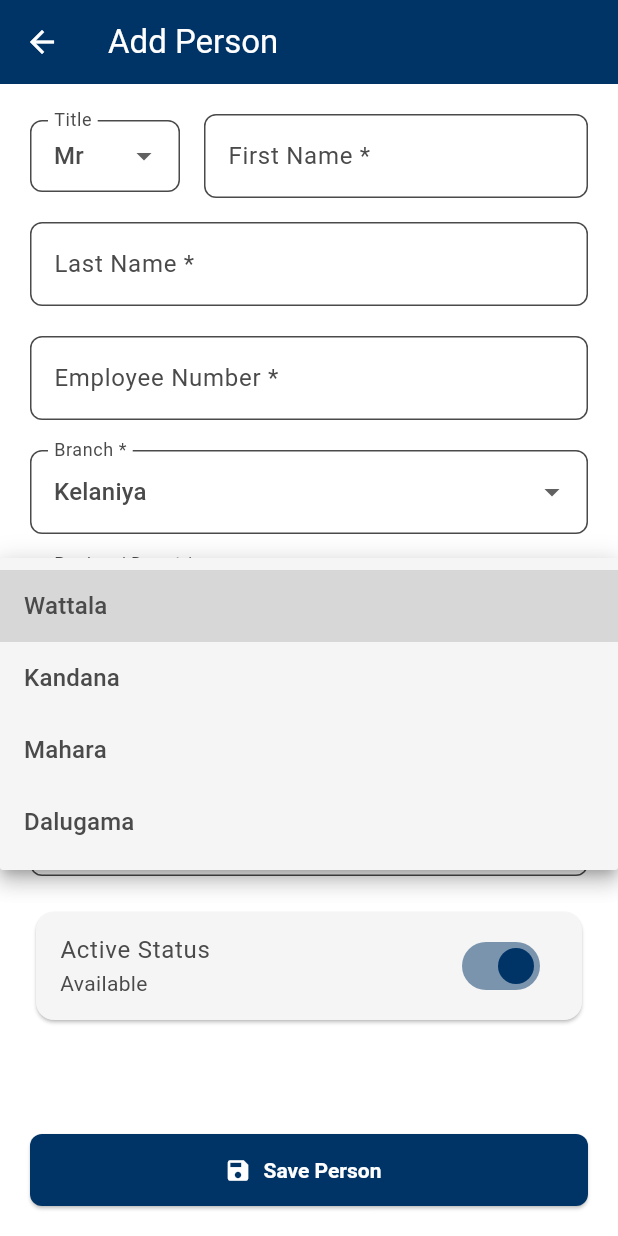
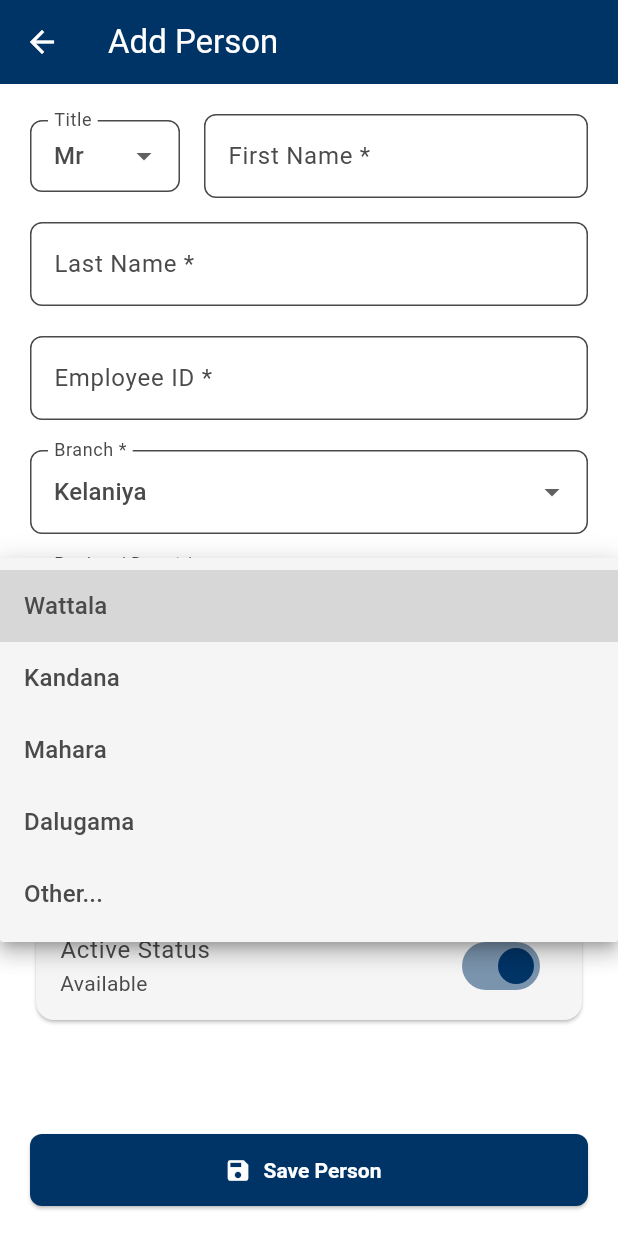
Before and after one commit to WimukthiPWijerathne/Docket_tracker, a Flutter app: the AddPersonPage screen opened directly, after a tap on "Select depot", on a phone screen of 412 x 824 dp. Run offline on Flutter 3.47's test engine with Material 3 defaults, Android fonts, the light colour scheme and no system bars; our stand-ins replace cached_network_image, camera, flutter_image_compress, image_picker, shimmer.

Commit message:
new updates in add person

```diff
--- a/lib/pages/staffManagement/addStaff/addPerson.dart
+++ b/lib/pages/staffManagement/addStaff/addPerson.dart
@@ -6,8 +6,19 @@ const List<String> kDesignations = [
   'Admin', 'CE', 'SEE', 'EE', 'TO', 'CSS', 'RO', 'Technician'
 ];
 
+const Map<String, String> kDesignationAccessLevels = {
+  'Admin': '1',
+  'CE': '2',
+  'SEE': '3',
+  'EE': '4',
+  'TO': '5',
+  'CSS': '6',
+  'RO': '7',
+  'Technician': '8',
+};
+
 const List<String> kBranches = [
-  'HQ',
+  'Head Office',
   'Kotte',
   'Nugegoda',
   'Moratuwa',
@@ -19,14 +30,14 @@ const List<String> kBranches = [
 ];
 
 final Map<String, List<String>> kBranchDepots = {
-  'Kelaniya': ['Wattala', 'Kandana', 'Mahara', 'Dalugama'],
-  'Kotte': ['Depot 1', 'Depot 2', 'Depot 3'],
-  'Nugegoda': ['Depot 4', 'Depot 5'],
-  'Moratuwa': ['Depot 6', 'Depot 7'],
-  'Kalutara': ['Depot 8', 'Depot 9'],
-  'Negombo': ['Depot 10', 'Depot 11'],
-  'Galle': ['Depot 12', 'Depot 13'],
-  'HQ': ['Head Office'],
+  'Kelaniya': ['Wattala', 'Kandana', 'Mahara', 'Dalugama','Other'],
+  'Kotte': ['Pitakotte', 'Kolonnawa', 'Kotikawatta','Other'],
+  'Nugegoda': ['Boralesgamuwa', 'Nugegoda','Maharagama','Other'],
+  'Moratuwa': ['Moratuwa North', 'Moratuwa South','Keselwatta','Panadura','Koralawella','Other'],
+  'Kalutara': ['Payagala', 'Kalutara','Aluthgama','Other'],
+  'Negombo': ['Negambo', 'Seeduwa','Ja-Ela','Other'],
+  'Galle': ['Ambalangoda', 'Hikkaduwa','Galle','Other'],
+  'Head Office': ['Head Office'],
 };
 
 class AddPersonPage extends StatefulWidget {
@@ -47,15 +58,65 @@ class _AddPersonPageState extends State<AddPersonPage> {
   String _salutation = 'Mr';
   final _empNo = TextEditingController();
   final _uuid = TextEditingController();
+  final _accessLevelController = TextEditingController(text: kDesignationAccessLevels['Technician']);
 
   String _designation = 'Technician';
-  String _accessLevel = '7';
+  String get _accessLevel => _accessLevelController.text;
   bool _active = true;
   bool _saving = false;
   String _selectedBranch = 'Kelaniya';
   String? _selectedDepot;
   bool _showOtherDepotField = false;
   final _otherDepotController = TextEditingController();
+
+  Future<void> _showCustomDepotDialog() async {
+    final TextEditingController customDepotController = TextEditingController();
+    final bool? result = await showDialog<bool>(
+      context: context,
+      builder: (BuildContext context) {
+        return AlertDialog(
+          title: const Text('Enter Depot Name'),
+          content: TextField(
+            controller: customDepotController,
+            decoration: const InputDecoration(
+              hintText: 'Enter custom depot name',
+              border: OutlineInputBorder(),
+            ),
+            autofocus: true,
+          ),
+          actions: <Widget>[
+            TextButton(
+              onPressed: () => Navigator.of(context).pop(false),
+              child: const Text('Cancel'),
+            ),
+            ElevatedButton(
+              onPressed: () {
+                if (customDepotController.text.trim().isNotEmpty) {
+                  Navigator.of(context).pop(true);
+                }
+              },
+              child: const Text('Save'),
+            ),
+          ],
+        );
+      },
+    );
+
+    if (result == true && customDepotController.text.trim().isNotEmpty) {
+      setState(() {
+        _selectedDepot = customDepotController.text.trim();
+        _depot.text = _selectedDepot!;
+        _showOtherDepotField = true;
+        _otherDepotController.text = _selectedDepot!;
+      });
+    } else {
+      // Reset to null if user cancels or enters empty text
+      setState(() {
+        _selectedDepot = null;
+        _depot.clear();
+      });
+    }
+  }
 
   @override
   void initState() {
@@ -80,10 +141,11 @@ class _AddPersonPageState extends State<AddPersonPage> {
 
     setState(() => _saving = true);
 
+    final isHeadOffice = _branch.text.trim() == 'Head Office';
     final personData = {
       'firstName': '$_salutation ${_first.text.trim()}',
       'lastName': _last.text.trim(),
-      'depot': _depot.text.trim(),
+      'depot': isHeadOffice ? 'Head Office' : _depot.text.trim(),
       'branch': _branch.text.trim(),
       'employeeNo': _empNo.text.trim(),
       'designation': _designation.trim(),
@@ -91,6 +153,10 @@ class _AddPersonPageState extends State<AddPersonPage> {
       'available': _active ? 'Yes' : 'No',
       'uuid': _uuid.text.trim(),
     };
+
+    debugPrint('Is Head Office: $isHeadOffice');
+    debugPrint('Original Depot: ${_depot.text.trim()}');
+    debugPrint('Final Depot: ${personData['depot']}');
 
     debugPrint('Saving person data: $personData');
     final ok = await _svc.createPerson(
@@ -206,12 +272,13 @@ class _AddPersonPageState extends State<AddPersonPage> {
                     TextFormField(
                       controller: _empNo,
                       decoration: InputDecoration(
-                        labelText: 'Employee Number *',
+                        labelText: 'Employee ID *',
                         border: OutlineInputBorder(
                           borderRadius: BorderRadius.circular(8),
                         ),
+                        hintText: 'Enter Employee ID',
                       ),
-                      keyboardType: TextInputType.number,
+                      keyboardType: TextInputType.text,
                       validator: (v) => v!.trim().isEmpty ? 'Required' : null,
                     ),
                     const SizedBox(height: 20),
@@ -237,10 +304,19 @@ class _AddPersonPageState extends State<AddPersonPage> {
                           setState(() {
                             _selectedBranch = value;
                             _branch.text = value;
-                            _selectedDepot = null;
-                            _depot.clear();
-                            _showOtherDepotField = value == 'Other';
-                            if (!_showOtherDepotField) {
+
+                            if (value == 'Head Office') {
+                              _selectedDepot = 'Head Office';
+                              _depot.text = 'Head Office';
+                              _showOtherDepotField = false;
+                            } else if (value == 'Other') {
+                              _selectedDepot = null;
+                              _depot.clear();
+                              _showOtherDepotField = true;
+                            } else {
+                              _selectedDepot = null;
+                              _depot.clear();
+                              _showOtherDepotField = false;
                               _otherDepotController.clear();
                             }
                           });
@@ -250,7 +326,20 @@ class _AddPersonPageState extends State<AddPersonPage> {
                     const SizedBox(height: 20),
 
                     // Depot
-                    if (_showOtherDepotField)
+                    if (_selectedBranch == 'Head Office')
+                      TextFormField(
+                        controller: TextEditingController(text: 'Head Office'),
+                        readOnly: true,
+                        decoration: InputDecoration(
+                          labelText: 'Region / Depot',
+                          border: OutlineInputBorder(
+                            borderRadius: BorderRadius.circular(8),
+                          ),
+                          filled: true,
+                          fillColor: Colors.grey[200],
+                        ),
+                      )
+                    else if (_showOtherDepotField && _selectedDepot != null)
                       TextFormField(
                         controller: _otherDepotController,
                         decoration: InputDecoration(
@@ -260,7 +349,7 @@ class _AddPersonPageState extends State<AddPersonPage> {
                           ),
                         ),
                         onChanged: (value) {
-                          _depot.text = value;
+                          _depot.text = value!;
                         },
                         validator: (value) => value == null || value.isEmpty ? 'Required' : null,
                       )
@@ -275,16 +364,21 @@ class _AddPersonPageState extends State<AddPersonPage> {
                           ),
                         ),
                         hint: const Text('Select depot'),
-                        items: (kBranchDepots[_selectedBranch] ?? []).map((depot) => DropdownMenuItem(
-                              value: depot,
-                              child: Text(depot),
-                            )).toList(),
+                        items: (kBranchDepots[_selectedBranch] ?? []).map((depot) {
+                          return DropdownMenuItem(
+                            value: depot,
+                            child: Text(depot == 'Other' ? 'Other...' : depot),
+                          );
+                        }).toList(),
                         validator: (value) => value == null ? 'Required' : null,
-                        onChanged: (value) {
-                          if (value != null) {
+                        onChanged: (value) async {
+                          if (value == 'Other') {
+                            await _showCustomDepotDialog();
+                          } else if (value != null) {
                             setState(() {
                               _selectedDepot = value;
                               _depot.text = value;
+                              _showOtherDepotField = false;
                             });
                           }
                         },
@@ -300,7 +394,14 @@ class _AddPersonPageState extends State<AddPersonPage> {
                             items: kDesignations
                                 .map((d) => DropdownMenuItem(value: d, child: Text(d)))
                                 .toList(),
-                            onChanged: (v) => setState(() => _designation = v ?? _designation),
+                            onChanged: (v) {
+                              if (v != null) {
+                                setState(() {
+                                  _designation = v;
+                                  _accessLevelController.text = kDesignationAccessLevels[v] ?? '8';
+                                });
+                              }
+                            },
                             decoration: InputDecoration(
                               labelText: 'Designation *',
                               border: OutlineInputBorder(
@@ -313,15 +414,18 @@ class _AddPersonPageState extends State<AddPersonPage> {
                         SizedBox(
                           width: 120,
                           child: TextFormField(
-                            initialValue: _accessLevel,
+                            controller: _accessLevelController,
+                            readOnly: true,
                             decoration: InputDecoration(
                               labelText: 'Access Level *',
                               border: OutlineInputBorder(
                                 borderRadius: BorderRadius.circular(8),
                               ),
+                              filled: true,
+                              fillColor: Colors.grey[200],
                             ),
                             keyboardType: TextInputType.number,
-                            onChanged: (v) => _accessLevel = v,
+                            onChanged: (v) => _accessLevelController.text = v ?? '',
                             validator: (v) => v!.trim().isEmpty ? 'Required' : null,
                           ),
                         ),
--- a/pubspec.yaml
+++ b/pubspec.yaml
@@ -42,8 +42,6 @@ dependencies:
   camera: ^0.11.0
   http: ^1.1.0
   intl: ^0.19.0
-  google_mlkit_text_recognition: ^0.13.0
-
   shimmer: ^3.0.0
   pull_to_refresh: ^2.0.0
 
```
Also changed, not shown: pubspec.lock.
